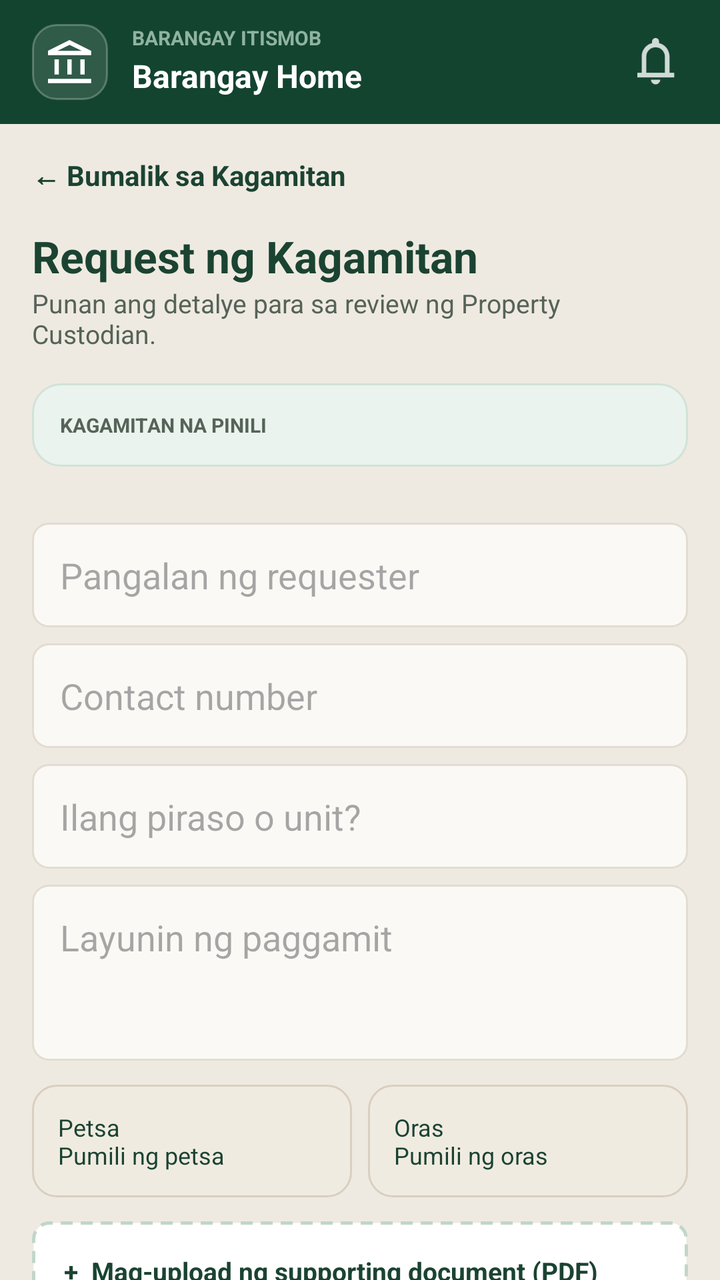
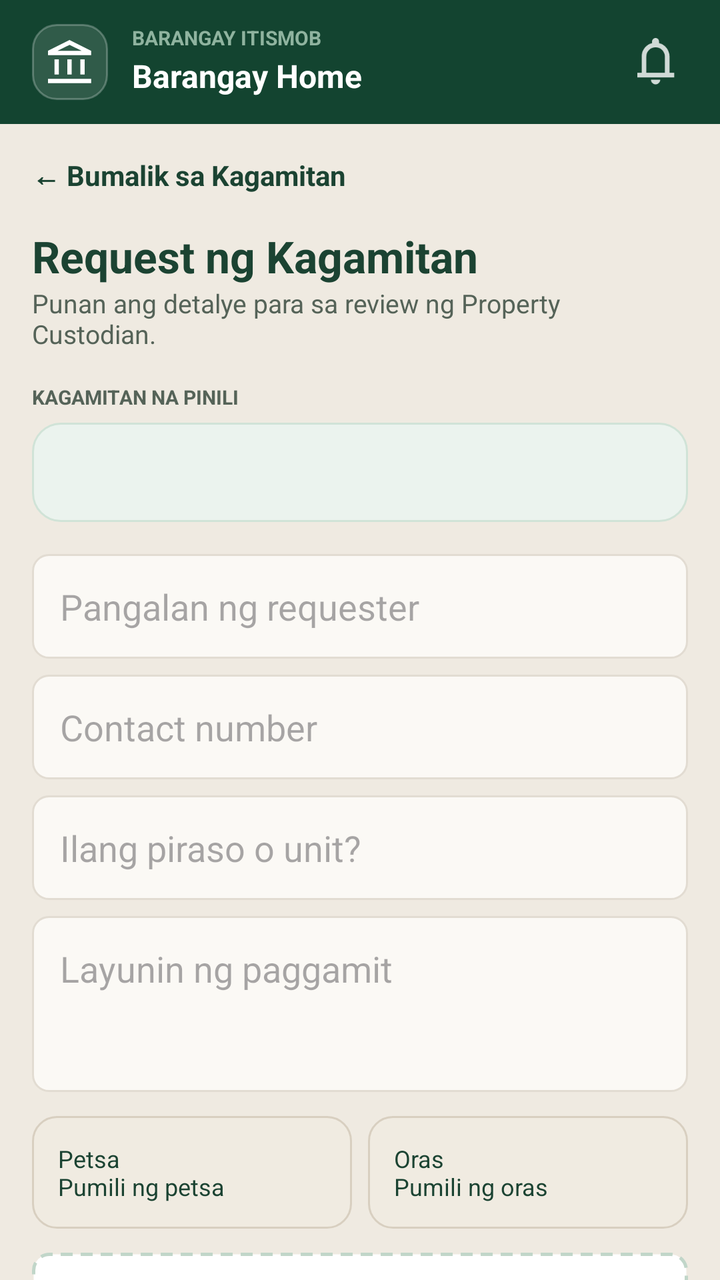

Compare the two renders of this Android layout. The source of the first and the diff that turns it into the second are given below.
<!-- AndroidManifest.xml: application theme Theme.KaBarangay -->
<!-- res/layout/activity_booking_request.xml -->
<?xml version="1.0" encoding="utf-8"?>
<androidx.constraintlayout.widget.ConstraintLayout xmlns:android="http://schemas.android.com/apk/res/android"
	xmlns:app="http://schemas.android.com/apk/res-auto"
	android:id="@+id/main"
	android:layout_width="match_parent"
	android:layout_height="match_parent"
	android:background="@color/bg_main">

	<include
		android:id="@+id/topBarComponent"
		layout="@layout/layout_top_bar"
		android:layout_width="match_parent"
		android:layout_height="wrap_content"
		app:layout_constraintTop_toTopOf="parent" />

	<androidx.core.widget.NestedScrollView
		android:layout_width="match_parent"
		android:layout_height="0dp"
		app:layout_constraintBottom_toBottomOf="parent"
		app:layout_constraintTop_toBottomOf="@id/topBarComponent">

		<LinearLayout
			android:layout_width="match_parent"
			android:layout_height="wrap_content"
			android:orientation="vertical"
			android:padding="16dp">

			<TextView
				android:id="@+id/btnBack"
				android:layout_width="wrap_content"
				android:layout_height="wrap_content"
				android:text="← Bumalik sa Kagamitan"
				android:textColor="@color/nav_green_active"
				android:textSize="14sp"
				android:textStyle="bold" />

			<TextView
				android:layout_width="wrap_content"
				android:layout_height="wrap_content"
				android:layout_marginTop="16dp"
				android:text="Request ng Kagamitan"
				android:textColor="@color/nav_green_active"
				android:textSize="22sp"
				android:textStyle="bold" />

			<TextView
				android:layout_width="wrap_content"
				android:layout_height="wrap_content"
				android:text="Punan ang detalye para sa review ng Property Custodian."
				android:textColor="@color/text_gray_green"
				android:textSize="13sp" />

			<TextView
				android:layout_width="match_parent"
				android:layout_height="wrap_content"
				android:layout_marginTop="16dp"
				android:background="@drawable/bg_rounded_card_green"
				android:padding="14dp"
				android:text="KAGAMITAN NA PINILI"
				android:textColor="@color/text_gray_green"
				android:textSize="10sp"
				android:textStyle="bold" />

			<TextView
				android:id="@+id/tvSelectedEquipment"
				android:layout_width="match_parent"
				android:layout_height="wrap_content"
				android:layout_marginTop="-38dp"
				android:padding="14dp"
				android:textColor="@color/nav_green_active"
				android:textSize="16sp"
				android:textStyle="bold" />

			<EditText
				android:id="@+id/etRequesterName"
				android:layout_width="match_parent"
				android:layout_height="wrap_content"
				android:layout_marginTop="16dp"
				android:background="@drawable/bg_input_field"
				android:hint="Pangalan ng requester"
				android:inputType="textPersonName"
				android:padding="14dp" />

			<EditText
				android:id="@+id/etContactNumber"
				android:layout_width="match_parent"
				android:layout_height="wrap_content"
				android:layout_marginTop="8dp"
				android:background="@drawable/bg_input_field"
				android:hint="Contact number"
				android:inputType="phone"
				android:padding="14dp" />

			<EditText
				android:id="@+id/etQuantity"
				android:layout_width="match_parent"
				android:layout_height="wrap_content"
				android:layout_marginTop="8dp"
				android:background="@drawable/bg_input_field"
				android:hint="Ilang piraso o unit?"
				android:inputType="number"
				android:padding="14dp" />

			<EditText
				android:id="@+id/etPurpose"
				android:layout_width="match_parent"
				android:layout_height="wrap_content"
				android:layout_marginTop="8dp"
				android:background="@drawable/bg_input_field"
				android:gravity="top"
				android:hint="Layunin ng paggamit"
				android:inputType="textMultiLine"
				android:minHeight="88dp"
				android:padding="14dp" />

			<LinearLayout
				android:layout_width="match_parent"
				android:layout_height="wrap_content"
				android:layout_marginTop="12dp"
				android:orientation="horizontal">

				<TextView
					android:id="@+id/btnChooseDate"
					android:layout_width="0dp"
					android:layout_height="wrap_content"
					android:layout_weight="1"
					android:background="@drawable/bg_button_secondary"
					android:padding="13dp"
					android:text="Petsa\nPumili ng petsa"
					android:textColor="@color/nav_green_active"
					android:textSize="12sp" />

				<TextView
					android:id="@+id/btnChooseTime"
					android:layout_width="0dp"
					android:layout_height="wrap_content"
					android:layout_marginStart="8dp"
					android:layout_weight="1"
					android:background="@drawable/bg_button_secondary"
					android:padding="13dp"
					android:text="Oras\nPumili ng oras"
					android:textColor="@color/nav_green_active"
					android:textSize="12sp" />
			</LinearLayout>

			<TextView
				android:id="@+id/tvBookingDate"
				android:layout_width="0dp"
				android:layout_height="0dp"
				android:visibility="gone" />

			<TextView
				android:id="@+id/tvBookingTime"
				android:layout_width="0dp"
				android:layout_height="0dp"
				android:visibility="gone" />

			<TextView
				android:id="@+id/btnUploadDocument"
				android:layout_width="match_parent"
				android:layout_height="wrap_content"
				android:layout_marginTop="12dp"
				android:background="@drawable/bg_dashed_upload"
				android:padding="16dp"
				android:text="+  Mag-upload ng supporting document (PDF)"
				android:textColor="@color/nav_green_active"
				android:textSize="13sp"
				android:textStyle="bold" />

			<TextView
				android:id="@+id/tvSelectedFile"
				android:layout_width="match_parent"
				android:layout_height="wrap_content"
				android:layout_marginTop="4dp"
				android:text="Walang napiling file"
				android:textColor="@color/text_gray_green"
				android:textSize="11sp" />

			<Button
				android:id="@+id/btnSubmitBooking"
				android:layout_width="match_parent"
				android:layout_height="wrap_content"
				android:layout_marginTop="18dp"
				android:background="@drawable/bg_button_primary"
				android:text="I-submit ang Request"
				android:textColor="@color/white"
				android:textStyle="bold" />
		</LinearLayout>
	</androidx.core.widget.NestedScrollView>
</androidx.constraintlayout.widget.ConstraintLayout>
<!-- res/layout/layout_top_bar.xml (included above) -->
<?xml version="1.0" encoding="utf-8"?>
<androidx.constraintlayout.widget.ConstraintLayout xmlns:android="http://schemas.android.com/apk/res/android"
    xmlns:app="http://schemas.android.com/apk/res-auto"
    android:id="@+id/layoutTopBar"
    android:layout_width="match_parent"
    android:layout_height="wrap_content"
    android:background="#134430"
    android:paddingHorizontal="16dp"
    android:paddingVertical="12dp">

    
    <FrameLayout
        android:id="@+id/logoFrame"
        android:layout_width="38dp"
        android:layout_height="38dp"
        android:background="@drawable/bg_rounded_icon_dark"
        app:layout_constraintBottom_toBottomOf="parent"
        app:layout_constraintStart_toStartOf="parent"
        app:layout_constraintTop_toTopOf="parent">

        <ImageView
            android:layout_width="22dp"
            android:layout_height="22dp"
            android:layout_gravity="center"
            android:contentDescription="Barangay Logo"
            android:src="@drawable/icon_brgy"
            app:tint="@color/white" />
    </FrameLayout>

    
    <TextView
        android:id="@+id/tvBarangayName"
        android:layout_width="0dp"
        android:layout_height="wrap_content"
        android:layout_marginStart="12dp"
        android:layout_marginEnd="8dp"
        android:text="BARANGAY ITISMOB"
        android:textColor="#8FB39F"
        android:textSize="10sp"
        android:textStyle="bold"
        app:layout_constraintEnd_toStartOf="@+id/btnNotification"
        app:layout_constraintStart_toEndOf="@+id/logoFrame"
        app:layout_constraintTop_toTopOf="@+id/logoFrame" />

    
    <TextView
        android:id="@+id/tvBarangayHome"
        android:layout_width="0dp"
        android:layout_height="wrap_content"
        android:layout_marginEnd="8dp"
        android:text="Barangay Home"
        android:textColor="@color/white"
        android:textSize="16sp"
        android:textStyle="bold"
        app:layout_constraintBottom_toBottomOf="@+id/logoFrame"
        app:layout_constraintEnd_toStartOf="@+id/btnNotification"
        app:layout_constraintStart_toStartOf="@+id/tvBarangayName"
        app:layout_constraintTop_toBottomOf="@+id/tvBarangayName" />

    
    <ImageView
        android:id="@+id/btnNotification"
        android:layout_width="32dp"
        android:layout_height="32dp"
        android:background="?attr/selectableItemBackgroundBorderless"
        android:contentDescription="Notifications"
        android:padding="4dp"
        android:src="@drawable/ic_notifications"
        app:layout_constraintBottom_toBottomOf="parent"
        app:layout_constraintEnd_toEndOf="parent"
        app:layout_constraintTop_toTopOf="parent"
        app:tint="@color/white" />

</androidx.constraintlayout.widget.ConstraintLayout>
<!-- resources referenced by this layout -->
<resources>
  <color name="bg_main">#EFEAE1</color>
  <color name="nav_green_active">#1B4332</color>
  <color name="text_gray_green">#556358</color>
  <color name="white">#FFFFFFFF</color>
  <!-- drawable bg_button_primary (drawable) -->
  <?xml version="1.0" encoding="utf-8"?>
  <selector xmlns:android="http://schemas.android.com/apk/res/android">
      <item android:state_enabled="false">
          <shape android:shape="rectangle">
              <solid android:color="@color/itismob_green_disabled" />
              <corners android:radius="12dp" />
          </shape>
      </item>
      <item android:state_pressed="true">
          <shape android:shape="rectangle">
              <solid android:color="@color/itismob_green_pressed" />
              <corners android:radius="12dp" />
          </shape>
      </item>
      <item>
          <shape android:shape="rectangle">
              <solid android:color="@color/itismob_green" />
              <corners android:radius="12dp" />
          </shape>
      </item>
  </selector>
  <!-- drawable bg_button_secondary (drawable) -->
  <?xml version="1.0" encoding="utf-8"?>
  <shape xmlns:android="http://schemas.android.com/apk/res/android" android:shape="rectangle">
      <solid android:color="#F0EBE1" />
      <stroke android:width="1dp" android:color="@color/itismob_stroke" />
      <corners android:radius="12dp" />
  </shape>
  <!-- drawable bg_dashed_upload (drawable) -->
  <?xml version="1.0" encoding="utf-8"?>
  <shape xmlns:android="http://schemas.android.com/apk/res/android"
      android:shape="rectangle">
      <corners android:radius="8dp" />
      <solid android:color="#FFFFFF" />
      <stroke
          android:width="1.5dp"
          android:color="#C1D6C9"
          android:dashWidth="6dp"
          android:dashGap="4dp" />
  </shape>
  <!-- drawable bg_input_field (drawable) -->
  <?xml version="1.0" encoding="utf-8"?>
  <shape xmlns:android="http://schemas.android.com/apk/res/android"
      android:shape="rectangle">
      <corners android:radius="8dp" />
      <solid android:color="#FBF9F5" />
      <stroke
          android:width="1dp"
          android:color="#E2DCD2" />
  </shape>
  <!-- drawable bg_rounded_card_green (drawable) -->
  <?xml version="1.0" encoding="utf-8"?>
  <shape xmlns:android="http://schemas.android.com/apk/res/android"
      android:shape="rectangle">
      <corners android:radius="14dp" />
      <solid android:color="#EBF3EE" />
      <stroke
          android:width="1dp"
          android:color="#D0E3D7" />
  </shape>
  <!-- drawable bg_rounded_icon_dark (drawable) -->
  <?xml version="1.0" encoding="utf-8"?>
  <shape xmlns:android="http://schemas.android.com/apk/res/android"
      android:shape="rectangle">
  
      
      <solid android:color="#1FFFFFFF" />
  
      
      <stroke
          android:width="1dp"
          android:color="#40FFFFFF" />
  
      
      <corners android:radius="12dp" />
  </shape>
  <!-- drawable icon_brgy (drawable) -->
  <vector xmlns:android="http://schemas.android.com/apk/res/android"
      android:width="17dp"
      android:height="17dp"
      android:viewportWidth="17"
      android:viewportHeight="17">
    <path
        android:pathData="M2.5,13.333V7.5H4.167V13.333H2.5V13.333M7.5,13.333V7.5H9.167V13.333H7.5V13.333M0,16.667V15H16.667V16.667H0V16.667M12.5,13.333V7.5H14.167V13.333H12.5V13.333M0,5.833V4.167L8.333,0L16.667,4.167V5.833H0V5.833M3.708,4.167H8.333H12.958H3.708V4.167M3.708,4.167H12.958L8.333,1.875L3.708,4.167V4.167"
        android:fillColor="#B4E0C8"/>
  </vector>
  <style name="Theme.KaBarangay" parent="Base.Theme.KaBarangay" />
  <color name="itismob_green_disabled">#9DB4A6</color>
  <color name="itismob_green_pressed">#0D3324</color>
  <color name="itismob_green">#134430</color>
  <color name="itismob_stroke">#D8CFC0</color>
  <style name="Base.Theme.KaBarangay" parent="Theme.Material3.DayNight.NoActionBar">
          
          
      </style>
  <!-- unchanged entries left out for length: 1 -->
</resources>

<!-- the commit's change to res/layout/activity_booking_request.xml (unified diff, before → after) -->
@@ -54,8 +54,6 @@
 				android:layout_width="match_parent"
 				android:layout_height="wrap_content"
 				android:layout_marginTop="16dp"
-				android:background="@drawable/bg_rounded_card_green"
-				android:padding="14dp"
 				android:text="KAGAMITAN NA PINILI"
 				android:textColor="@color/text_gray_green"
 				android:textSize="10sp"
@@ -65,7 +63,8 @@
 				android:id="@+id/tvSelectedEquipment"
 				android:layout_width="match_parent"
 				android:layout_height="wrap_content"
-				android:layout_marginTop="-38dp"
+				android:layout_marginTop="6dp"
+				android:background="@drawable/bg_rounded_card_green"
 				android:padding="14dp"
 				android:textColor="@color/nav_green_active"
 				android:textSize="16sp"
